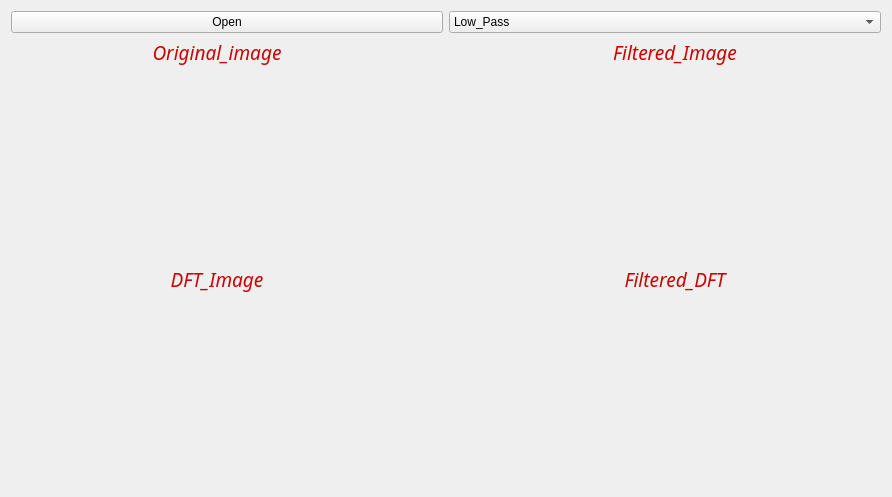
First picture: the form in src/ui/filtering_studio.ui, repository Omarmansour557/Histogram-Equalization, before the edit.
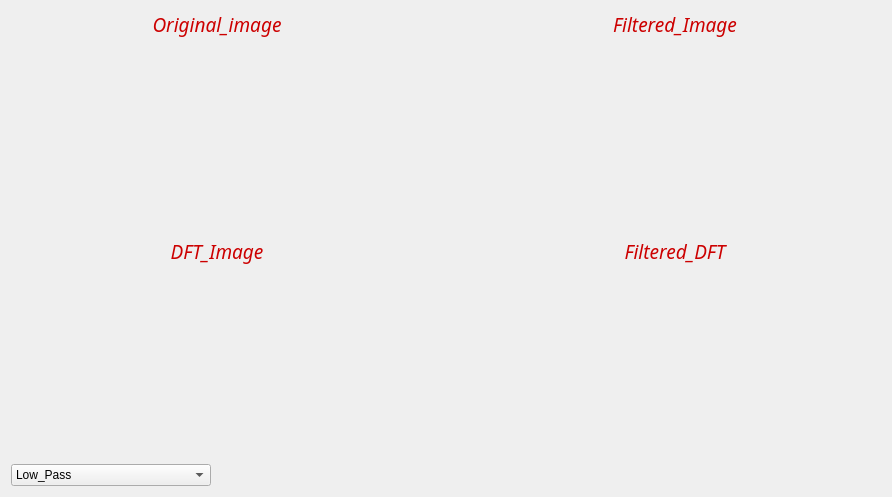
Second picture: the form after the edit.

```diff
--- a/src/ui/filtering_studio.ui
+++ b/src/ui/filtering_studio.ui
@@ -191,18 +191,17 @@
      </item>
     </layout>
    </item>
-   <item row="0" column="0">
-    <widget class="QPushButton" name="load_btn">
-     <property name="text">
-      <string>Open</string>
-     </property>
-    </widget>
-   </item>
-   <item row="0" column="1">
+   <item row="2" column="0">
     <widget class="QComboBox" name="filters_list">
      <property name="enabled">
       <bool>true</bool>
      </property>
+     <property name="minimumSize">
+      <size>
+       <width>200</width>
+       <height>0</height>
+      </size>
+     </property>
      <property name="tabletTracking">
       <bool>false</bool>
      </property>
@@ -237,6 +236,19 @@
      </item>
     </widget>
    </item>
+   <item row="2" column="1">
+    <spacer name="horizontalSpacer_2">
+     <property name="orientation">
+      <enum>Qt::Horizontal</enum>
+     </property>
+     <property name="sizeHint" stdset="0">
+      <size>
+       <width>40</width>
+       <height>20</height>
+      </size>
+     </property>
+    </spacer>
+   </item>
   </layout>
  </widget>
  <resources/>
```
Left out of the diff: 158 changed lines with no effect on the pictures.
